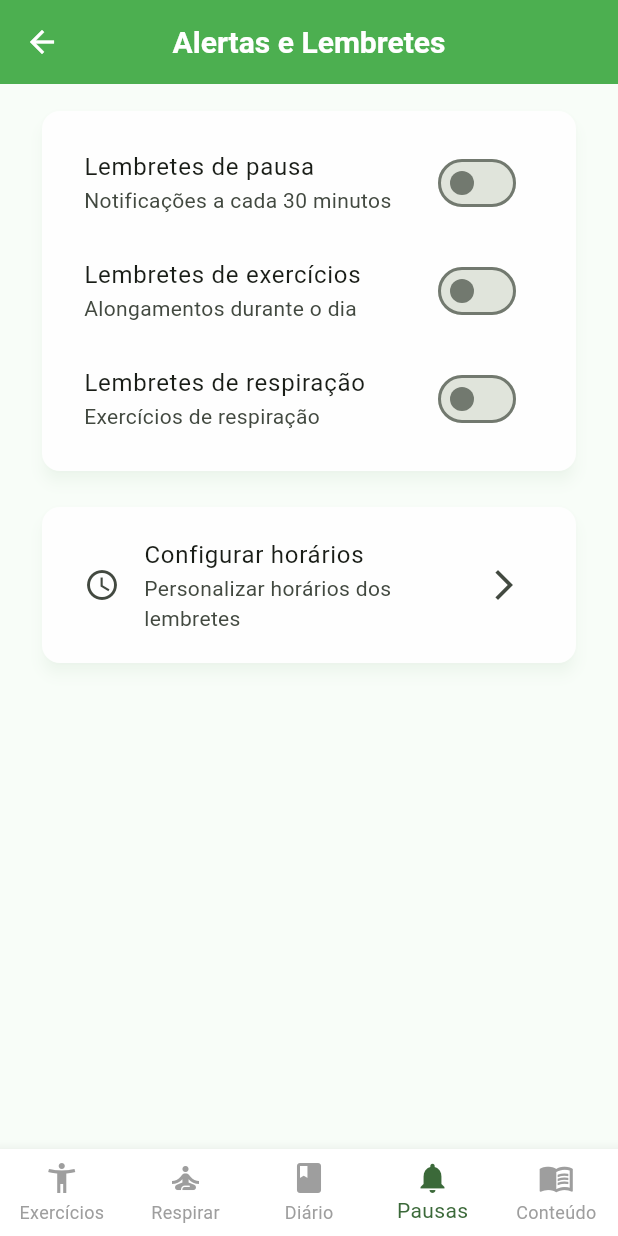
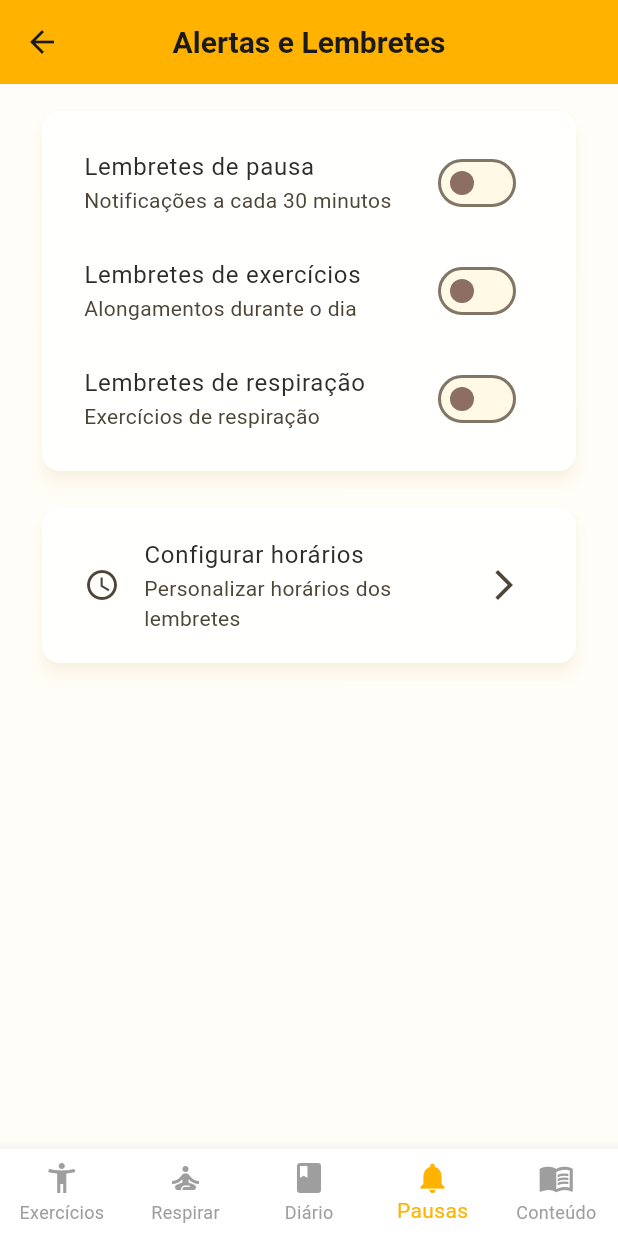
Before and after one commit to clodomilson-silva/caixa-mais-bem, a Flutter app: the HomeScreen screen opened directly, item 4 of the bottom bar chosen, on a phone screen of 412 x 824 dp. Run offline on Flutter 3.47's test engine with Material 3 defaults, Android fonts, the phone set to English and light mode, and no system bars; our stand-ins replace cloud_firestore, device_preview, firebase_auth, firebase_core, firebase_storage, fl_chart and 3 more; accounts and stored records are empty; generated files the repository leaves out were written again.

Commit message:
feat: implement yellow-based color scheme for improved UI/UX
- Replace green-based color palette with warm yellow/golden theme
- Update AppColors constants with new yellow primary (#FFB300) and harmonious secondary colors
- Enhance theme configuration with yellow-based Material Design 3 components
- Modernize welcome screen with yellow gradient backgrounds and animations
- Update main screen action cards with differentiated yellow/orange color variants
- Fix login and register screens to use new yellow branding instead of blue
- Improve text colors and contrast ratios for better accessibility
- Add complementary purple accent colors for visual balance

This change transforms the app's visual identity from cool green tones to warm,
energetic yellow tones that better reflect wellness and positivity themes while
maintaining proper contrast and readability standards.

```diff
--- a/lib/src/core/constants.dart
+++ b/lib/src/core/constants.dart
@@ -1,34 +1,45 @@
 import 'package:flutter/material.dart';
 
 class AppColors {
-  // Paleta de bem-estar - tons serenos e relaxantes
+  // Paleta de bem-estar - tons amarelados e calorosos
   static const primary = Color(
-    0xFF4CAF50,
-  ); // Verde principal - crescimento e harmonia
-  static const primaryLight = Color(0xFF81C784); // Verde claro
-  static const primaryDark = Color(0xFF388E3C); // Verde escuro
+    0xFFFFB300,
+  ); // Amarelo dourado principal - energia e positividade
+  static const primaryLight = Color(0xFFFFD54F); // Amarelo claro
+  static const primaryDark = Color(0xFFF57F17); // Amarelo escuro/laranja
 
-  // Cores secundárias de bem-estar
-  static const serenity = Color(0xFF64B5F6); // Azul sereno - calma
-  static const balance = Color(0xFF9C27B0); // Roxo equilíbrio - espiritualidade
-  static const energy = Color(0xFFFF9800); // Laranja energia - vitalidade
-  static const peace = Color(0xFF607D8B); // Cinza azulado - paz
-  static const vitality = Color(0xFF8BC34A); // Verde lima - vitalidade
-  static const mindfulness = Color(0xFF795548); // Marrom - grounding
+  // Cores secundárias de bem-estar amareladas
+  static const serenity = Color(0xFFFFE082); // Amarelo suave - tranquilidade
+  static const balance = Color(0xFFFFCC02); // Amarelo vibrante - equilíbrio
+  static const energy = Color(0xFFFF8F00); // Laranja quente - vitalidade
+  static const peace = Color(0xFFFFF8E1); // Amarelo muito claro - paz
+  static const vitality = Color(0xFFFFD600); // Amarelo puro - vitalidade
+  static const mindfulness = Color(0xFFFFAB00); // Âmbar - consciência
 
-  // Cores neutras
-  static const background = Color(0xFFF8FDF8); // Fundo verde muito claro
+  // Cores complementares (para contraste)
+  static const complement = Color(
+    0xFF6A4C93,
+  ); // Roxo suave - complemento do amarelo
+  static const complementLight = Color(0xFF9C89B3); // Roxo claro
+  static const accent = Color(0xFF2196F3); // Azul para acentos importantes
+
+  // Cores neutras com base amarelada
+  static const background = Color(0xFFFFFDF7); // Fundo amarelo muito claro
   static const surface = Color(0xFFFFFFFF); // Branco puro
-  static const surfaceLight = Color(0xFFF5F9F5); // Verde muito claro
+  static const surfaceLight = Color(0xFFFFF9E6); // Amarelo quase imperceptível
+  static const surfaceWarm = Color(0xFFFFFBF0); // Bege amarelado muito claro
 
-  // Estados
-  static const success = Color(0xFF4CAF50);
-  static const warning = Color(0xFFFFC107);
-  static const error = Color(0xFFF44336);
-  static const info = Color(0xFF2196F3);
+  // Estados com harmonia amarela
+  static const success = Color(0xFF8BC34A); // Verde lima (compatível)
+  static const warning = Color(0xFFFF9800); // Laranja (família do amarelo)
+  static const error = Color(0xFFE57373); // Vermelho suave
+  static const info = Color(0xFF42A5F5); // Azul suave
 
-  // Texto
-  static const textPrimary = Color(0xFF2E2E2E);
-  static const textSecondary = Color(0xFF666666);
-  static const textLight = Color(0xFF999999);
+  // Texto com melhor contraste
+  static const textPrimary = Color(0xFF2D2D2D); // Cinza escuro quente
+  static const textSecondary = Color(0xFF5D4E37); // Marrom suave
+  static const textLight = Color(0xFF8D6E63); // Marrom claro
+  static const textOnPrimary = Color(
+    0xFF1A1A1A,
+  ); // Texto escuro para fundos amarelos
 }
--- a/lib/src/core/theme.dart
+++ b/lib/src/core/theme.dart
@@ -9,61 +9,67 @@ class AppTheme {
       brightness: Brightness.light,
       surface: AppColors.surface,
       background: AppColors.background,
+      primary: AppColors.primary,
+      secondary: AppColors.balance,
+      tertiary: AppColors.energy,
+      onPrimary: AppColors.textOnPrimary,
+      onSurface: AppColors.textPrimary,
     ),
     scaffoldBackgroundColor: AppColors.background,
 
-    // Configuração do AppBar
+    // Configuração do AppBar com gradiente amarelo
     appBarTheme: AppBarTheme(
       backgroundColor: AppColors.primary,
-      foregroundColor: Colors.white,
+      foregroundColor: AppColors.textOnPrimary,
       elevation: 0,
       centerTitle: true,
-      titleTextStyle: const TextStyle(
+      titleTextStyle: TextStyle(
         fontSize: 20,
         fontWeight: FontWeight.w600,
-        color: Colors.white,
+        color: AppColors.textOnPrimary,
       ),
     ),
 
-    // Botões elevados
+    // Botões elevados com gradiente sutil
     elevatedButtonTheme: ElevatedButtonThemeData(
       style: ElevatedButton.styleFrom(
         backgroundColor: AppColors.primary,
-        foregroundColor: Colors.white,
+        foregroundColor: AppColors.textOnPrimary,
         shape: RoundedRectangleBorder(borderRadius: BorderRadius.circular(16)),
         padding: const EdgeInsets.symmetric(vertical: 16, horizontal: 24),
-        elevation: 2,
+        elevation: 3,
+        shadowColor: AppColors.primaryDark.withOpacity(0.3),
         textStyle: const TextStyle(fontSize: 16, fontWeight: FontWeight.w600),
       ),
     ),
 
-    // Cards
+    // Cards com fundo amarelo suave
     cardTheme: CardThemeData(
       color: AppColors.surface,
-      surfaceTintColor: AppColors.surfaceLight,
+      surfaceTintColor: AppColors.surfaceWarm,
       shape: RoundedRectangleBorder(borderRadius: BorderRadius.circular(16)),
       elevation: 4,
-      shadowColor: AppColors.primary.withOpacity(0.1),
+      shadowColor: AppColors.primary.withOpacity(0.15),
       margin: const EdgeInsets.symmetric(vertical: 6, horizontal: 16),
     ),
 
     // Floating Action Button
     floatingActionButtonTheme: FloatingActionButtonThemeData(
-      backgroundColor: AppColors.primary,
+      backgroundColor: AppColors.energy,
       foregroundColor: Colors.white,
       shape: RoundedRectangleBorder(borderRadius: BorderRadius.circular(16)),
       elevation: 6,
     ),
 
-    // Input Decoration
+    // Input Decoration com tons amarelos
     inputDecorationTheme: InputDecorationTheme(
       border: OutlineInputBorder(
         borderRadius: BorderRadius.circular(12),
-        borderSide: BorderSide(color: AppColors.primary.withOpacity(0.3)),
+        borderSide: BorderSide(color: AppColors.primary.withOpacity(0.4)),
       ),
       enabledBorder: OutlineInputBorder(
         borderRadius: BorderRadius.circular(12),
-        borderSide: BorderSide(color: AppColors.primary.withOpacity(0.3)),
+        borderSide: BorderSide(color: AppColors.primary.withOpacity(0.4)),
       ),
       focusedBorder: OutlineInputBorder(
         borderRadius: BorderRadius.circular(12),
@@ -74,7 +80,7 @@ class AppTheme {
       fillColor: AppColors.surfaceLight,
     ),
 
-    // Cores de texto
+    // Cores de texto atualizadas
     textTheme: const TextTheme(
       headlineLarge: TextStyle(
         color: AppColors.textPrimary,
@@ -112,5 +118,30 @@ class AppTheme {
         fontWeight: FontWeight.normal,
       ),
     ),
+
+    // Chip Theme com tons amarelos
+    chipTheme: ChipThemeData(
+      backgroundColor: AppColors.surfaceWarm,
+      selectedColor: AppColors.primary,
+      disabledColor: AppColors.peace,
+      labelStyle: TextStyle(color: AppColors.textPrimary),
+      shape: RoundedRectangleBorder(borderRadius: BorderRadius.circular(20)),
+    ),
+
+    // Switch e outros componentes
+    switchTheme: SwitchThemeData(
+      thumbColor: MaterialStateProperty.resolveWith((states) {
+        if (states.contains(MaterialState.selected)) {
+          return AppColors.primary;
+        }
+        return AppColors.textLight;
+      }),
+      trackColor: MaterialStateProperty.resolveWith((states) {
+        if (states.contains(MaterialState.selected)) {
+          return AppColors.primaryLight;
+        }
+        return AppColors.surfaceLight;
+      }),
+    ),
   );
 }
--- a/lib/src/ui/screens/diary/mood_history_screen.dart
+++ b/lib/src/ui/screens/diary/mood_history_screen.dart
@@ -379,7 +379,7 @@ class _MoodHistoryScreenState extends State<MoodHistoryScreen>
                 ],
               ),
             );
-          }).toList(),
+          }),
         ],
       ),
     );
@@ -669,7 +669,7 @@ class _MoodHistoryScreenState extends State<MoodHistoryScreen>
                 ],
               ),
             );
-          }).toList(),
+          }),
         ],
       ),
     );
@@ -747,7 +747,7 @@ class _MoodHistoryScreenState extends State<MoodHistoryScreen>
                 ],
               ),
             );
-          }).toList(),
+          }),
         ],
       ),
     );
--- a/lib/src/ui/screens/diary/quick_mood_entry_screen.dart
+++ b/lib/src/ui/screens/diary/quick_mood_entry_screen.dart
@@ -11,7 +11,7 @@ class QuickMoodEntryScreen extends StatefulWidget {
 
 class _QuickMoodEntryScreenState extends State<QuickMoodEntryScreen> {
   int _selectedMood = 5;
-  List<String> _selectedEmotions = [];
+  final List<String> _selectedEmotions = [];
   String? _selectedTrigger;
   WorkContext? _workContext;
   final TextEditingController _notesController = TextEditingController();
--- a/lib/src/ui/screens/home_screen.dart
+++ b/lib/src/ui/screens/home_screen.dart
@@ -14,13 +14,22 @@ class HomeScreen extends StatefulWidget {
 
 class _HomeScreenState extends State<HomeScreen> {
   int _current = 0;
-  final _pages = [const ExercisesTab(), const BreathingTab(), const DiaryTab(), const AlertsTab(), const ContentTab()];
+  final _pages = [
+    const ExercisesTab(),
+    const BreathingTab(),
+    const DiaryTab(),
+    const AlertsTab(),
+    const ContentTab(),
+  ];
 
   @override
   Widget build(BuildContext context) {
     return Scaffold(
       body: SafeArea(child: _pages[_current]),
-      bottomNavigationBar: AppBottomNav(currentIndex: _current, onTap: (i) => setState(() => _current = i)),
+      bottomNavigationBar: AppBottomNav(
+        currentIndex: _current,
+        onTap: (i) => setState(() => _current = i),
+      ),
     );
   }
 }
--- a/lib/src/ui/screens/welcome_screen.dart
+++ b/lib/src/ui/screens/welcome_screen.dart
@@ -158,7 +158,7 @@ class _WelcomeScreenState extends State<WelcomeScreen>
             end: Alignment.bottomCenter,
             colors: [
               AppColors.background,
-              Color(0xFFF0F8F0),
+              AppColors.surfaceWarm,
               AppColors.surface,
             ],
           ),
@@ -182,7 +182,7 @@ class _WelcomeScreenState extends State<WelcomeScreen>
                           height: 48,
                           decoration: BoxDecoration(
                             gradient: const LinearGradient(
-                              colors: [AppColors.primary, AppColors.serenity],
+                              colors: [AppColors.primary, AppColors.energy],
                             ),
                             borderRadius: BorderRadius.circular(12),
                             boxShadow: [
@@ -272,7 +272,7 @@ class _WelcomeScreenState extends State<WelcomeScreen>
                             _buildFloatingCard(
                               icon: Icons.psychology_rounded,
                               title: 'Mental',
-                              color: AppColors.balance,
+                              color: AppColors.mindfulness,
                               delay: 2,
                             ),
                           ],
```
Also changed, not shown: lib/src/ui/screens/auth/login_screen.dart (+7 -3 lines), lib/src/ui/screens/auth/register_screen.dart (+11 -3 lines), lib/src/ui/screens/home/main_screen.dart (+4 -4 lines).
